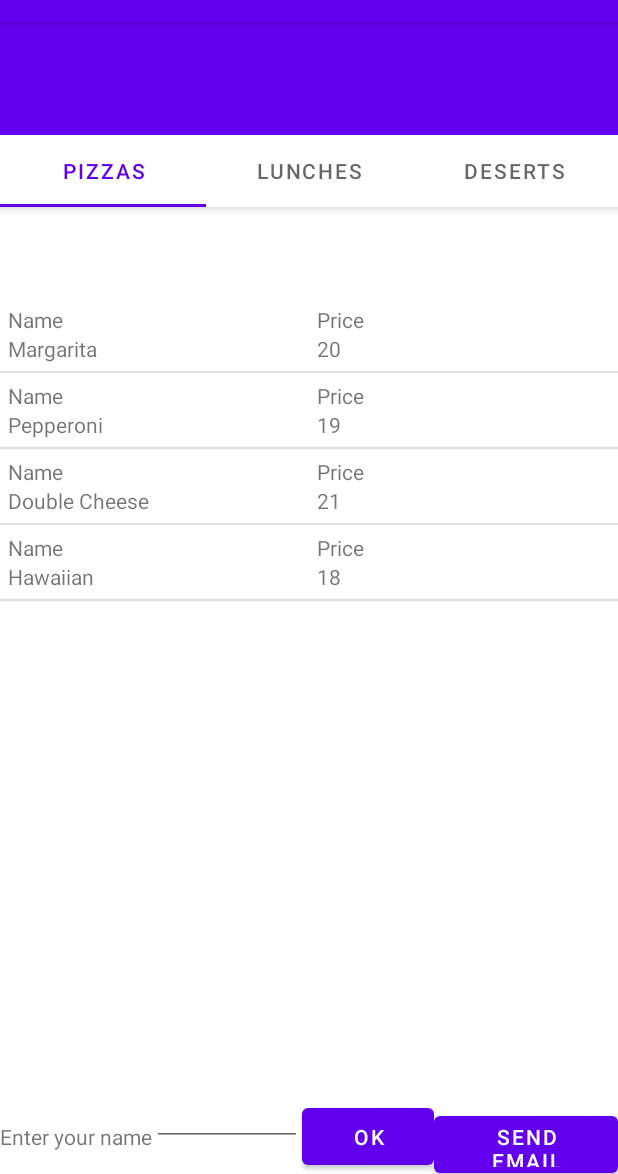
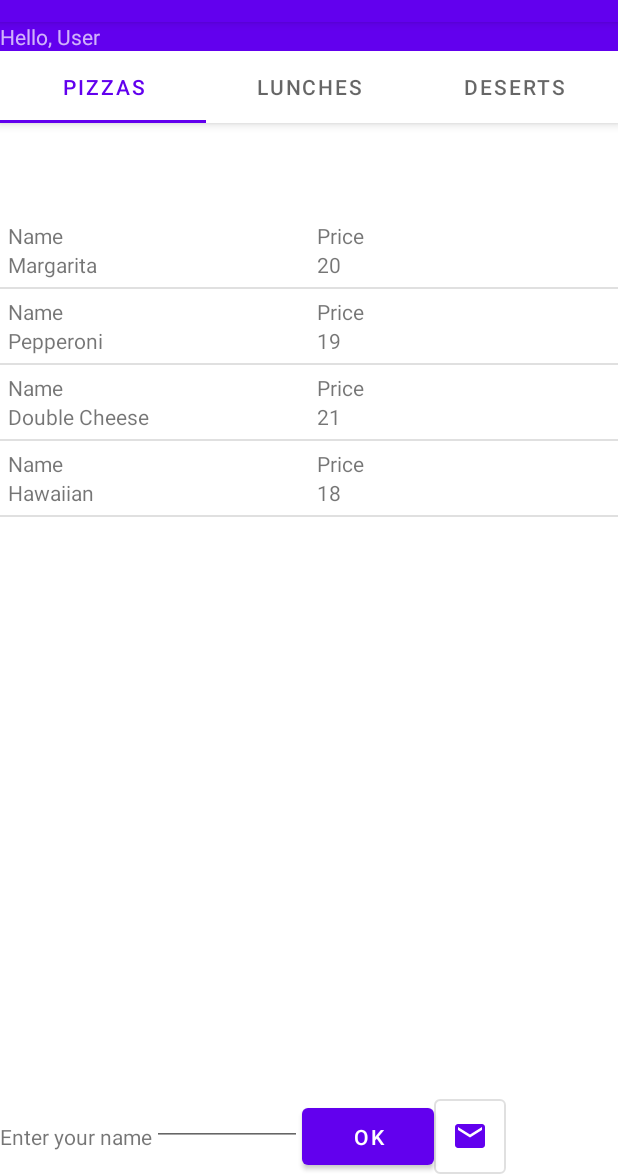
Before and after one commit to MariiaAlekseichuk/MenuBook, an Android app: the screen it shows after launch (MainActivity), on a phone screen of 412 x 824 dp, the part 62-1236 px from its top. Run offline under Robolectric (Android 15) with nearby library versions, the phone set to English and light mode, and no system bars.

Commit message:
- main activity view was improved

```diff
--- /dev/null
+++ b/app/src/main/res/drawable/ic_baseline_mail_24.xml
@@ -0,0 +1,10 @@
+<vector xmlns:android="http://schemas.android.com/apk/res/android"
+    android:width="24dp"
+    android:height="24dp"
+    android:viewportWidth="24"
+    android:viewportHeight="24"
+    android:tint="?attr/colorControlNormal">
+  <path
+      android:fillColor="@android:color/white"
+      android:pathData="M20,4L4,4c-1.1,0 -1.99,0.9 -1.99,2L2,18c0,1.1 0.9,2 2,2h16c1.1,0 2,-0.9 2,-2L22,6c0,-1.1 -0.9,-2 -2,-2zM20,8l-8,5 -8,-5L4,6l8,5 8,-5v2z"/>
+</vector>
--- a/app/src/main/res/layout/activity_main.xml
+++ b/app/src/main/res/layout/activity_main.xml
@@ -14,18 +14,24 @@
         app:layout_constraintStart_toStartOf="parent"
         app:layout_constraintTop_toTopOf="parent">
 
-        <androidx.appcompat.widget.Toolbar
-            android:id="@+id/toolbar"
-            android:layout_width="match_parent"
-            android:layout_height="?attr/actionBarSize"
-            android:background="?attr/colorPrimary"
-            app:popupTheme="@style/ThemeOverlay.AppCompat.Light" />
+        <LinearLayout
+            android:id="@+id/user_greeting"
+            android:layout_width="wrap_content"
+            android:layout_height="wrap_content"
+            android:orientation="horizontal">
 
-        <TextView
-            android:id="@+id/userName"
-            android:layout_width="match_parent"
-            android:layout_height="wrap_content"
-            app:layout_constraintTop_toBottomOf="@+id/toolbar" />
+            <TextView
+                android:id="@+id/helloText"
+                android:layout_width="match_parent"
+                android:layout_height="wrap_content"
+                android:text="Hello, " />
+
+            <TextView
+                android:id="@+id/userName"
+                android:layout_width="match_parent"
+                android:layout_height="wrap_content"
+                android:text="User" />
+        </LinearLayout>
 
         <com.google.android.material.tabs.TabLayout
             android:id="@+id/tabs"
@@ -40,10 +46,10 @@
         android:id="@+id/viewPager"
         android:layout_width="match_parent"
         android:layout_height="wrap_content"
+
         app:layout_constraintTop_toBottomOf="@+id/appBarLayout" />
-
     <LinearLayout
-        android:id="@+id/linearLayout"
+        android:id="@+id/footer"
         android:layout_width="match_parent"
         android:layout_height="50dp"
         app:layout_constraintBottom_toBottomOf="parent">
@@ -69,7 +75,7 @@
             android:id="@+id/sendEmail"
             android:layout_width="wrap_content"
             android:layout_height="50dp"
-            android:text="Send email"/>
-
+            app:icon="@drawable/ic_baseline_mail_24"
+            style="@style/Widget.App.Button.OutlinedButton.IconOnly" />
     </LinearLayout>
 </androidx.constraintlayout.widget.ConstraintLayout>
--- /dev/null
+++ b/app/src/main/res/values/styles.xml
@@ -0,0 +1,12 @@
+<?xml version="1.0" encoding="utf-8"?>
+<resources>
+    <style name="Widget.App.Button.OutlinedButton.IconOnly" parent="Widget.MaterialComponents.Button.OutlinedButton">
+        <item name="iconPadding">0dp</item>
+        <item name="android:insetTop">0dp</item>
+        <item name="android:insetBottom">0dp</item>
+        <item name="android:paddingLeft">12dp</item>
+        <item name="android:paddingRight">12dp</item>
+        <item name="android:minWidth">48dp</item>
+        <item name="android:minHeight">48dp</item>
+    </style>
+</resources>
```
